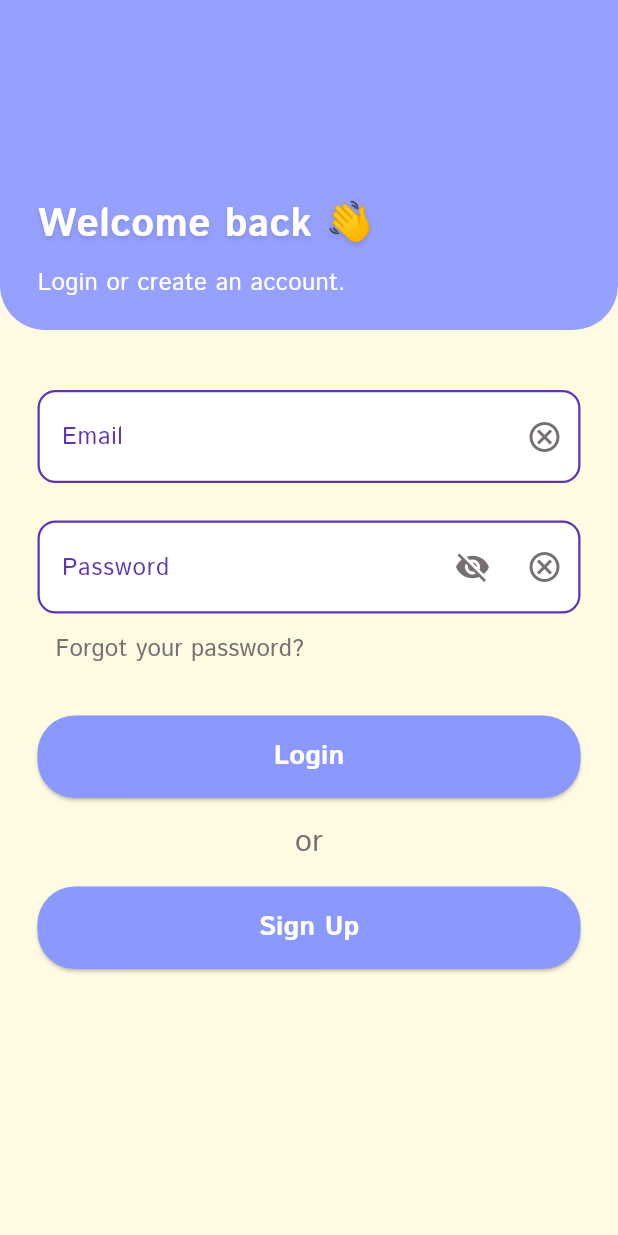
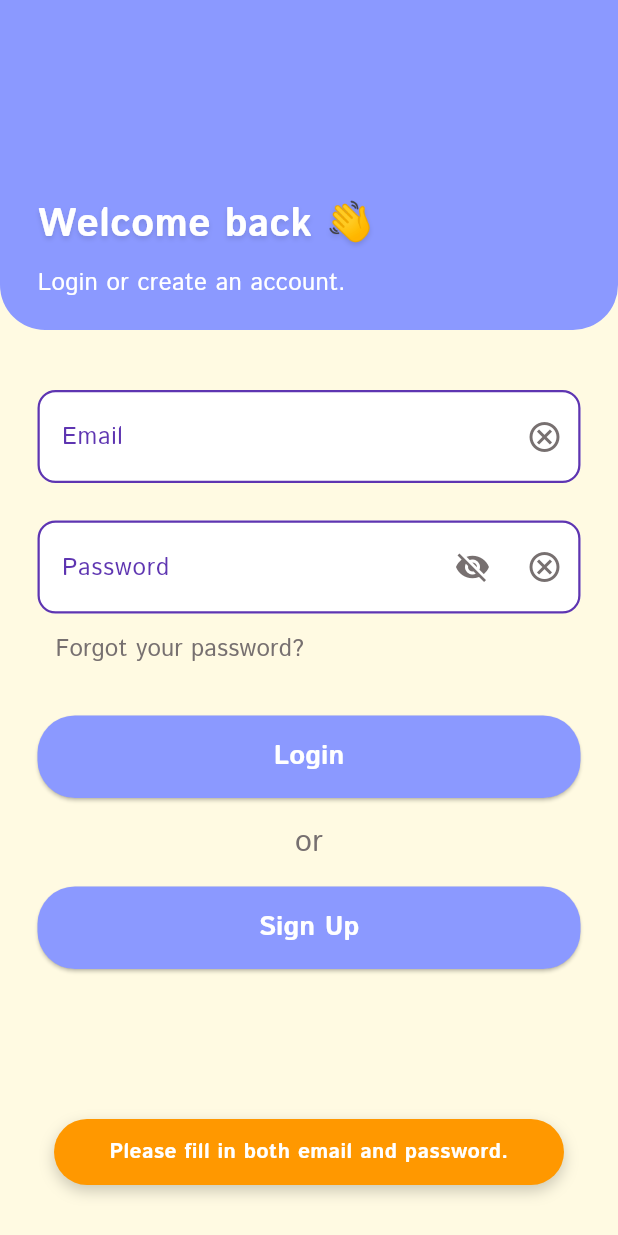
Before and after one commit to Ioannis-Ts/Sorted-Out-App, a Flutter app: the screen it shows after launch, after a tap on "Login", on a phone screen of 412 x 824 dp. Run offline on Flutter 3.47's test engine with Material 3 defaults, Android fonts, the phone set to English and light mode, and no system bars; our stand-ins replace audioplayers, cloud_firestore, dash_chat_2, firebase_auth, firebase_core, geolocator and 4 more; missing offline and left inert: mobile_scanner; accounts and stored records are empty.

Commit message:
hopefully final changes

```diff
--- a/lib/pages/login_page.dart
+++ b/lib/pages/login_page.dart
@@ -17,10 +17,105 @@ class _LoginPageState extends State<LoginPage> {
   final _passwordController = TextEditingController();
   bool _isPasswordVisible = false;
 
+  // --- ΒΟΗΘΗΤΙΚΗ ΣΥΝΑΡΤΗΣΗ ΓΙΑ ERROR SNACKBARS ΣΤΟ ΚΑΤΩ ΜΕΡΟΣ ---
+  void _showError(String message, {Color color = Colors.redAccent}) {
+    ScaffoldMessenger.of(context).hideCurrentSnackBar();
+    ScaffoldMessenger.of(context).showSnackBar(
+      SnackBar(
+        behavior: SnackBarBehavior.floating,
+        backgroundColor: Colors.transparent, // Αόρατο background
+        elevation: 0,
+        duration: const Duration(seconds: 3),
+        // ✅ ΑΛΛΑΓΗ: Το margin ορίζει πόσο απέχει από το κάτω μέρος και τα πλάγια
+        margin: const EdgeInsets.only(
+          bottom: 20, // 20 pixels από το κάτω μέρος της οθόνης
+          left: 20,
+          right: 20,
+        ),
+        content: Container(
+          decoration: BoxDecoration(
+            color: color, // Το χρώμα (κόκκινο/πράσινο/πορτοκαλί)
+            borderRadius: BorderRadius.circular(50), // Οβάλ σχήμα
+            boxShadow: [
+              BoxShadow(
+                color: Colors.black.withOpacity(0.2),
+                blurRadius: 8,
+                offset: const Offset(0, 4),
+              ),
+            ],
+          ),
+          padding: const EdgeInsets.symmetric(horizontal: 20, vertical: 12),
+          child: Text(
+            message,
+            textAlign: TextAlign.center,
+            style: AppTexts.generalBody.copyWith(
+              fontWeight: FontWeight.bold,
+              color: Colors.white,
+              fontSize: 14,
+            ),
+          ),
+        ),
+      ),
+    );
+  }
+
+  Future<void> _handleLogin() async {
+    final email = _emailController.text.trim();
+    final password = _passwordController.text.trim();
+
+    // 1. Έλεγχος κενών πεδίων
+    if (email.isEmpty || password.isEmpty) {
+      _showError("Please fill in both email and password.", color: Colors.orange);
+      return;
+    }
+
+    // 2. Προσπάθεια σύνδεσης
+    try {
+      UserCredential userCredential = await FirebaseAuth.instance
+          .signInWithEmailAndPassword(email: email, password: password);
+
+      await ProfileSessionService.handleLogin(userCredential.user!.uid);
+
+      if (mounted) {
+        Navigator.pushReplacement(
+          context,
+          MaterialPageRoute(
+            builder: (_) => HomePage(
+              userId: userCredential.user!.uid,
+            ),
+          ),
+        );
+      }
+    } on FirebaseAuthException catch (e) {
+      // 3. Διαχείριση Σφαλμάτων Firebase
+      String message = "Login failed. Please try again.";
+
+      if (e.code == 'user-not-found' || e.code == 'invalid-credential') {
+        message = 'Incorrect email or password.';
+      } else if (e.code == 'wrong-password') {
+        message = 'Incorrect password.';
+      } else if (e.code == 'invalid-email') {
+        message = 'Please enter a valid email address.';
+      } else if (e.code == 'user-disabled') {
+        message = 'This user account has been disabled.';
+      } else {
+        message = e.message ?? "An unknown error occurred.";
+      }
+
+      if (mounted) {
+        _showError(message);
+      }
+    } catch (e) {
+      if (mounted) {
+        _showError("Error: $e");
+      }
+    }
+  }
+
   @override
   Widget build(BuildContext context) {
     return Scaffold(
-      backgroundColor: const Color(0xFFFFF9E6),
+      backgroundColor: AppColors.ourYellow,
       body: Column(
         children: [
           // HEADER
@@ -29,7 +124,7 @@ class _LoginPageState extends State<LoginPage> {
             width: double.infinity,
             padding: const EdgeInsets.only(left: 25, bottom: 20),
             decoration: const BoxDecoration(
-              color: Color(0xFF95A0FF),
+              color: AppColors.main,
               borderRadius: BorderRadius.only(
                 bottomLeft: Radius.circular(30),
                 bottomRight: Radius.circular(30),
@@ -79,22 +174,23 @@ class _LoginPageState extends State<LoginPage> {
                     // Email
                     TextField(
                       controller: _emailController,
-                      style: AppTexts.generalBody.copyWith(color: Colors.black87),
+                      style:
+                          AppTexts.generalBody.copyWith(color: Colors.black87),
                       decoration: InputDecoration(
                         labelText: "Email",
-                        labelStyle:
-                            AppTexts.generalBody.copyWith(color: AppColors.maindark, fontSize: 16),
+                        labelStyle: AppTexts.generalBody.copyWith(
+                            color: AppColors.maindark, fontSize: 16),
                         filled: true,
                         fillColor: Colors.white,
                         enabledBorder: OutlineInputBorder(
                           borderRadius: BorderRadius.circular(12),
-                          borderSide:
-                              const BorderSide(color: AppColors.maindark, width: 1.5),
+                          borderSide: const BorderSide(
+                              color: AppColors.maindark, width: 1.5),
                         ),
                         focusedBorder: OutlineInputBorder(
                           borderRadius: BorderRadius.circular(12),
-                          borderSide:
-                              const BorderSide(color: AppColors.maindark, width: 2),
+                          borderSide: const BorderSide(
+                              color: AppColors.maindark, width: 2),
                         ),
                         suffixIcon: IconButton(
                           icon: const Icon(Icons.cancel_outlined,
@@ -113,22 +209,23 @@ class _LoginPageState extends State<LoginPage> {
                     TextField(
                       controller: _passwordController,
                       obscureText: !_isPasswordVisible,
-                      style: AppTexts.generalBody.copyWith(color: Colors.black87),
+                      style:
+                          AppTexts.generalBody.copyWith(color: Colors.black87),
                       decoration: InputDecoration(
                         labelText: "Password",
-                        labelStyle:
-                            AppTexts.generalBody.copyWith(color: AppColors.maindark, fontSize: 16),
+                        labelStyle: AppTexts.generalBody.copyWith(
+                            color: AppColors.maindark, fontSize: 16),
                         filled: true,
                         fillColor: Colors.white,
                         enabledBorder: OutlineInputBorder(
                           borderRadius: BorderRadius.circular(12),
-                          borderSide:
-                              const BorderSide(color: AppColors.maindark, width: 1.5),
+                          borderSide: const BorderSide(
+                              color: AppColors.maindark, width: 1.5),
                         ),
                         focusedBorder: OutlineInputBorder(
                           borderRadius: BorderRadius.circular(12),
-                          borderSide:
-                              const BorderSide(color: AppColors.maindark, width: 2),
+                          borderSide: const BorderSide(
+                              color: AppColors.maindark, width: 2),
                         ),
                         suffixIcon: Row(
                           mainAxisSize: MainAxisSize.min,
@@ -166,26 +263,23 @@ class _LoginPageState extends State<LoginPage> {
                         onPressed: () async {
                           final email = _emailController.text.trim();
                           if (email.isEmpty) {
-                            ScaffoldMessenger.of(context).showSnackBar(
-                              const SnackBar(
-                                content: Text("Please enter your email first!"),
-                                backgroundColor: Colors.orange,
-                              ),
-                            );
+                            _showError("Please enter your email first!", color: Colors.orange);
                             return;
                           }
 
-                          await FirebaseAuth.instance
-                              .sendPasswordResetEmail(email: email);
+                          try {
+                            await FirebaseAuth.instance
+                                .sendPasswordResetEmail(email: email);
 
-                          if (context.mounted) {
-                            ScaffoldMessenger.of(context).showSnackBar(
-                              const SnackBar(
-                                content: Text(
-                                    "Password reset link sent! Check your email."),
-                                backgroundColor: Colors.green,
-                              ),
-                            );
+                            if (context.mounted) {
+                              _showError(
+                                  "Password reset link sent! Check your email.",
+                                  color: Colors.green);
+                            }
+                          } catch (e) {
+                            if (context.mounted) {
+                              _showError("Error: $e");
+                            }
                           }
                         },
                         child: Text(
@@ -200,33 +294,12 @@ class _LoginPageState extends State<LoginPage> {
 
                     const SizedBox(height: 20),
 
-                    // Login
+                    // Login Button
                     SizedBox(
                       width: double.infinity,
                       height: 55,
                       child: ElevatedButton(
-                        onPressed: () async {
-                          UserCredential userCredential =
-                              await FirebaseAuth.instance
-                                  .signInWithEmailAndPassword(
-                            email: _emailController.text.trim(),
-                            password: _passwordController.text.trim(),
-                          );
-
-                          await ProfileSessionService.handleLogin(
-                              userCredential.user!.uid);
-
-                          if (context.mounted) {
-                            Navigator.pushReplacement(
-                              context,
-                              MaterialPageRoute(
-                                builder: (_) => HomePage(
-                                  userId: userCredential.user!.uid,
-                                ),
-                              ),
-                            );
-                          }
-                        },
+                        onPressed: _handleLogin,
                         style: ElevatedButton.styleFrom(
                           backgroundColor: AppColors.main,
                           shape: RoundedRectangleBorder(
@@ -250,7 +323,7 @@ class _LoginPageState extends State<LoginPage> {
                             .copyWith(color: AppColors.grey)),
                     const SizedBox(height: 15),
 
-                    // Sign up
+                    // Sign up Button
                     SizedBox(
                       width: double.infinity,
                       height: 55,
```
Also changed, not shown: lib/pages/home_page.dart (+42 -10 lines), lib/pages/recycle_points_page.dart (+18 -9 lines), lib/pages/signup_page.dart (+135 -82 lines), 1 other file.
